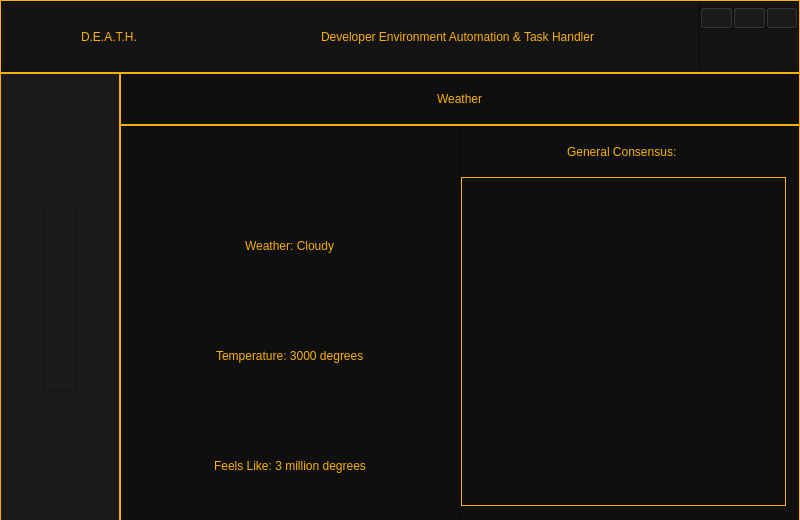
Before: the Qt Designer form Gui/Main_Gui.ui in ThatNerd404/D.E.A.T.H, drawn with Qt 5.
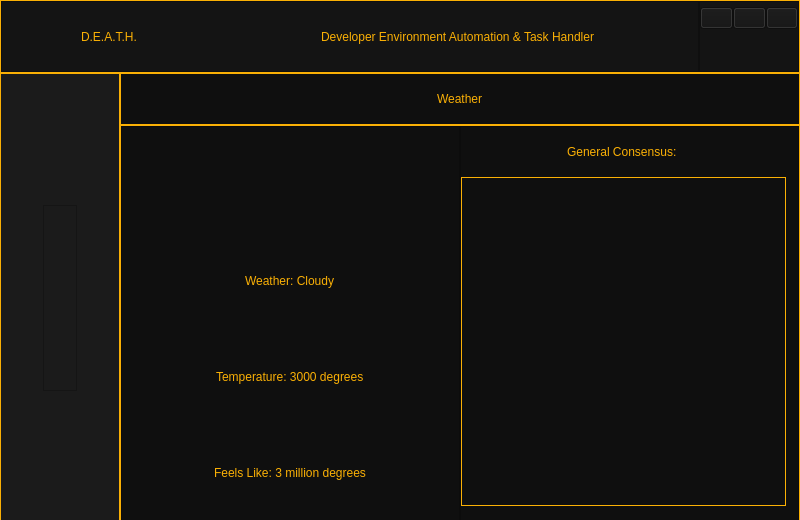
After: the same form once the commit is applied. Icons and pictures are not drawn.

Patch:
```diff
--- a/Gui/Main_Gui.ui
+++ b/Gui/Main_Gui.ui
@@ -1417,7 +1417,7 @@
                   <number>0</number>
                  </property>
                  <property name="topMargin">
-                  <number>0</number>
+                  <number>10</number>
                  </property>
                  <property name="rightMargin">
                   <number>0</number>
@@ -1429,14 +1429,14 @@
                   <widget class="QLabel" name="Weather_Status_Pic">
                    <property name="minimumSize">
                     <size>
-                     <width>64</width>
-                     <height>64</height>
+                     <width>96</width>
+                     <height>96</height>
                     </size>
                    </property>
                    <property name="maximumSize">
                     <size>
-                     <width>64</width>
-                     <height>64</height>
+                     <width>96</width>
+                     <height>96</height>
                     </size>
                    </property>
                    <property name="text">
@@ -1444,21 +1444,21 @@
                    </property>
                   </widget>
                  </item>
-                 <item alignment="Qt::AlignHCenter">
+                 <item alignment="Qt::AlignHCenter|Qt::AlignVCenter">
                   <widget class="QLabel" name="Weather_Label">
                    <property name="text">
                     <string>Weather: Cloudy</string>
                    </property>
                   </widget>
                  </item>
-                 <item alignment="Qt::AlignHCenter">
+                 <item alignment="Qt::AlignHCenter|Qt::AlignVCenter">
                   <widget class="QLabel" name="Temperature_Label">
                    <property name="text">
                     <string>Temperature: 3000 degrees</string>
                    </property>
                   </widget>
                  </item>
-                 <item alignment="Qt::AlignHCenter">
+                 <item alignment="Qt::AlignHCenter|Qt::AlignVCenter">
                   <widget class="QLabel" name="Feels_Like_Label">
                    <property name="text">
                     <string>Feels Like: 3 million degrees</string>
```
Left out of the diff: 9 changed lines with no effect on the pictures.
